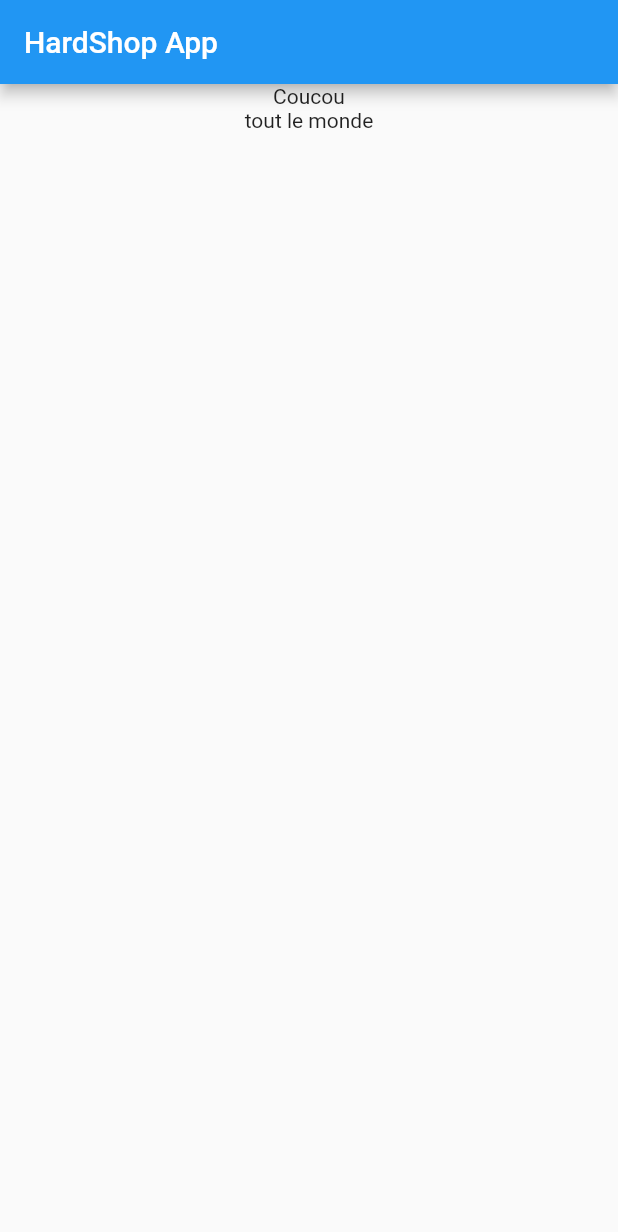
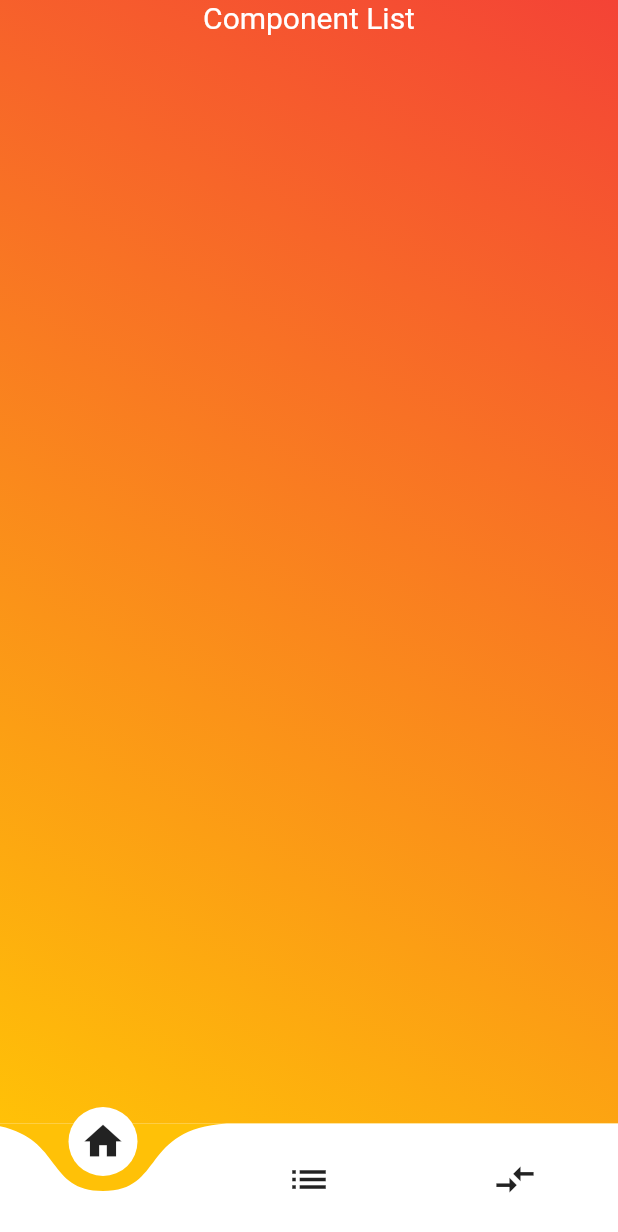
Before and after one commit to FrekiManagarm/HardShop_App, a Flutter app: the screen it shows after launch, on a phone screen of 412 x 824 dp. Shown: the top 1232 px of the screen. Run offline on Flutter 3.47's test engine with Material 2 defaults, Android fonts, the light colour scheme and no system bars; drawn by our look-alikes of curved_navigation_bar; our stand-ins replace get, url_launcher_web; missing offline and left inert: shared_preferences_web.

Commit message:
etablishing main screens

```diff
--- /dev/null
+++ b/lib/components/background.dart
@@ -0,0 +1,22 @@
+import 'package:flutter/material.dart';
+
+class Background extends StatelessWidget {
+  const Background({Key? key, required this.child}) : super(key: key);
+
+  final Widget child;
+
+  @override
+  Widget build(BuildContext context) {
+    return Container(
+      width: MediaQuery.of(context).size.width,
+      height: MediaQuery.of(context).size.height,
+      decoration: const BoxDecoration(
+          gradient: LinearGradient(
+        colors: [Colors.red, Colors.amber],
+        begin: Alignment.topRight,
+        end: Alignment.bottomLeft,
+      )),
+      child: child,
+    );
+  }
+}
--- /dev/null
+++ b/lib/controllers/maincontroller.dart
@@ -0,0 +1,53 @@
+import 'package:curved_navigation_bar/curved_navigation_bar.dart';
+import 'package:flutter/material.dart';
+import 'package:hardshopapp/pages/components_list.dart';
+import 'package:hardshopapp/pages/configurator/home_config.dart';
+import 'package:hardshopapp/pages/dashboard/dashboard.dart';
+
+class MainController extends StatefulWidget {
+  const MainController({ Key? key }) : super(key: key);
+
+  @override
+  _MainControllerState createState() => _MainControllerState();
+}
+
+class _MainControllerState extends State<MainController> {
+
+  int _page = 0;
+
+  GlobalKey<CurvedNavigationBarState> bottomNavigationKey = GlobalKey();
+
+  @override
+  Widget build(BuildContext context) {
+    return Scaffold(
+      bottomNavigationBar: CurvedNavigationBar(
+        key: bottomNavigationKey,
+        index: 0,
+        height: 75.0,
+        items: const [
+          Icon(Icons.home, size: 30),
+          Icon(Icons.list, size: 30),
+          Icon(Icons.compare_arrows, size: 30),
+        ],
+        color: Colors.white,
+        buttonBackgroundColor: Colors.white,
+        backgroundColor: Colors.amber,
+        animationCurve: Curves.easeInOut,
+        animationDuration: const Duration(milliseconds: 200),
+        onTap: (index) {
+          setState(() {
+            _page = index;
+          });
+        },
+        letIndexChange: (index) => true,
+      ),
+      body: _page == 0 ?
+        const ComponentList()
+      : _page == 1 ?
+        const Dashboard()
+      : _page == 2 ?
+        const HomeConfigurator()
+      : null
+    );
+  }
+}
--- a/lib/main.dart
+++ b/lib/main.dart
@@ -1,4 +1,7 @@
 import 'package:flutter/material.dart';
+import 'package:get/route_manager.dart';
+import 'package:hardshopapp/pages/components_list.dart';
+import 'package:hardshopapp/pages/dashboard/dashboard.dart';
 import 'package:hardshopapp/pages/home_screen.dart';
 
 void main() {
@@ -11,13 +14,19 @@ class MyApp extends StatelessWidget {
   // This widget is the root of your application.
   @override
   Widget build(BuildContext context) {
-    return MaterialApp(
+    return GetMaterialApp(
       title: 'HardShop',
       debugShowCheckedModeBanner: false,
       theme: ThemeData(
         primarySwatch: Colors.blue,
       ),
-      home: const HomeScreen(),
+      initialRoute: '/',
+      getPages: [
+        GetPage(name: '/', page: () => const HomeScreen()),
+        GetPage(name: '/components', page: () => const ComponentList()),
+        GetPage(name: '/dashboard', page: () => const Dashboard()),
+
+      ],
     );
   }
 }
--- a/lib/pages/components_list.dart
+++ b/lib/pages/components_list.dart
@@ -1,8 +1,8 @@
-import 'package:flutter/cupertino.dart';
 import 'package:flutter/material.dart';
+import 'package:hardshopapp/components/Background.dart';
 
 class ComponentList extends StatefulWidget {
-  const ComponentList({ Key? key }) : super(key: key);
+  const ComponentList({Key? key}) : super(key: key);
 
   @override
   _ComponentListState createState() => _ComponentListState();
@@ -11,8 +11,22 @@ class ComponentList extends StatefulWidget {
 class _ComponentListState extends State<ComponentList> {
   @override
   Widget build(BuildContext context) {
-    return Container(
-
+    return Scaffold(
+      body: Center(
+        child: Background(
+          child: Column(
+            children: const [
+              Text(
+                "Component List",
+                style: TextStyle(
+                  color: Colors.white,
+                  fontSize: 20.0,
+                ),
+              ),
+            ],
+          ),
+        ),
+      ),
     );
   }
 }
--- a/lib/pages/home_screen.dart
+++ b/lib/pages/home_screen.dart
@@ -1,27 +1,17 @@
 import 'package:flutter/material.dart';
+import 'package:hardshopapp/controllers/maincontroller.dart';
 
 class HomeScreen extends StatefulWidget {
-  const HomeScreen({ Key? key }) : super(key: key);
+  const HomeScreen({Key? key}) : super(key: key);
 
   @override
   _HomeScreenState createState() => _HomeScreenState();
 }
 
 class _HomeScreenState extends State<HomeScreen> {
+
   @override
   Widget build(BuildContext context) {
-    return Scaffold(
-      appBar: AppBar(
-        title: const Text('HardShop App'),
-      ),
-      body: Center(
-        child: Column(
-          children: const [
-            Text("Coucou"),
-            Text("tout le monde")
-          ]
-        ),
-      ),
-    );
+    return const MainController();
   }
 }
```
Also changed, not shown: lib/pages/configurator/home_config.dart (+15 -2 lines), lib/pages/dashboard/dashboard.dart (added, +22 -0 lines), lib/pages/login_page.dart (added, +17 -0 lines), lib/pages/register_page.dart (added, +17 -0 lines), lib/controllers/controller.dart (deleted), 16 other files.
